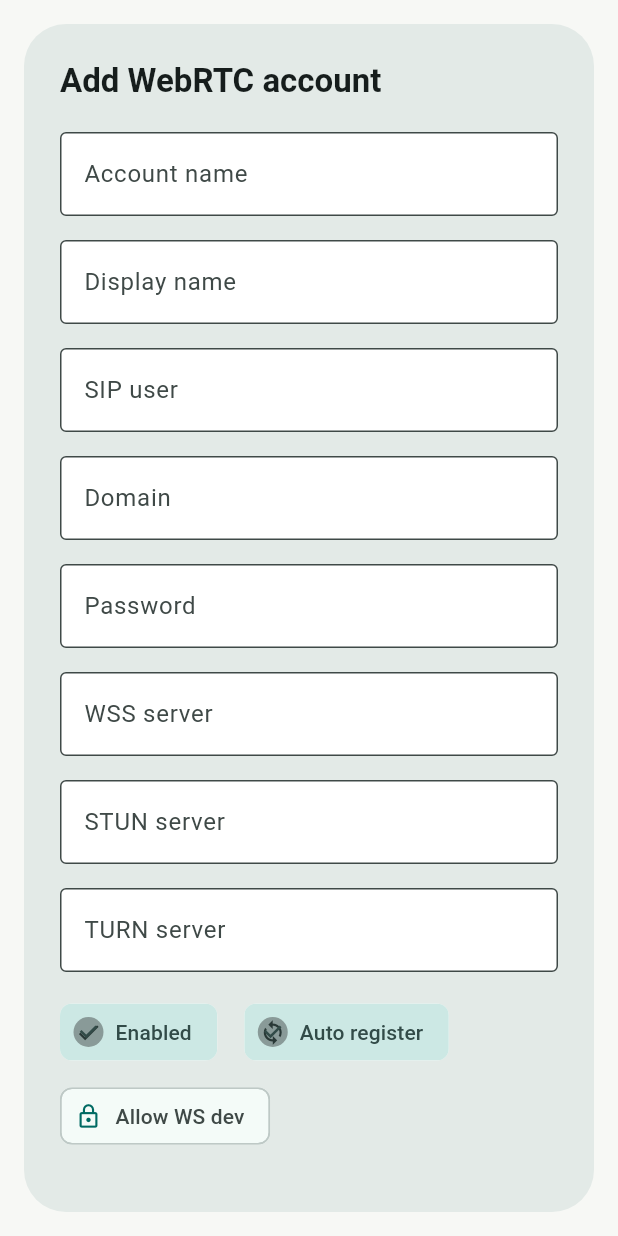
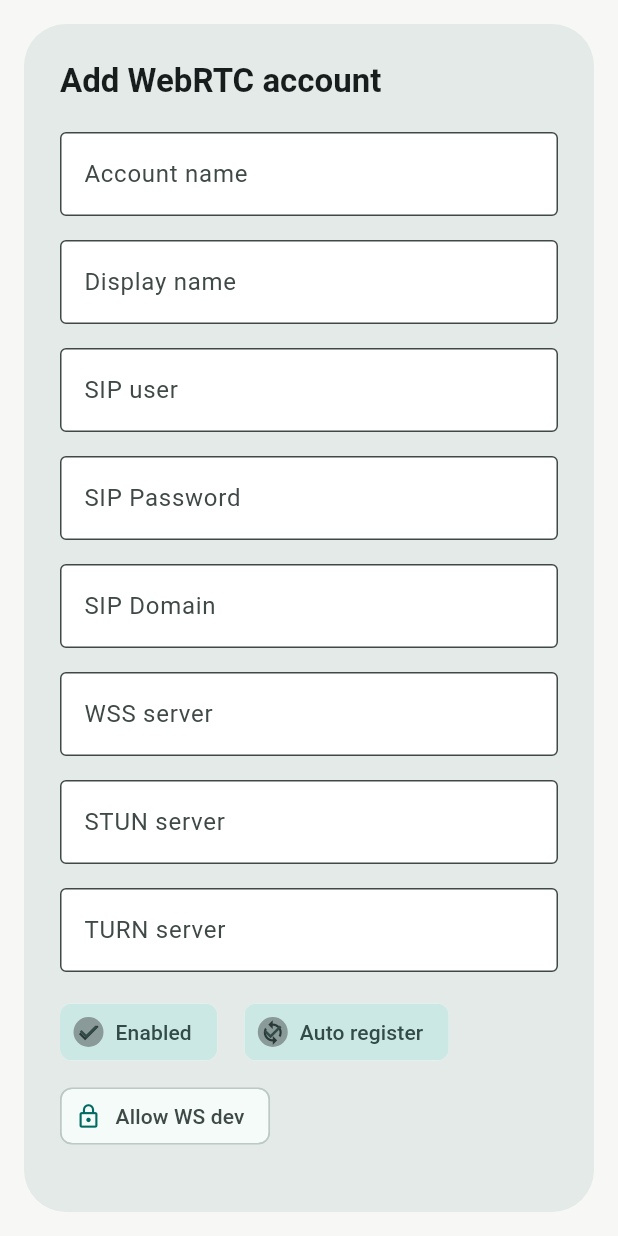
Before and after one commit to manaoscloud/mnscloud-phoneweb, a Flutter app: the AccountDialog widget shown alone on an empty page, opened directly, on a phone screen of 412 x 824 dp. Run offline on Flutter 3.47's test engine with Material 3 defaults, Android fonts, the phone set to English and light mode, and no system bars; our stand-ins replace flutter_contacts, logger, random_string, web; missing offline and left inert: dart:js_interop, flutter_webrtc, sdp_transform, text; accounts and stored records are empty.

Commit message:
Refine WebRTC account field layout

```diff
--- a/lib/main.dart
+++ b/lib/main.dart
@@ -2251,25 +2251,25 @@ class _AccountDialogState extends State<AccountDialog> {
                       DialogField(
                         width: compact ? double.infinity : 224,
                         child: TextFormField(
+                          controller: _passwordController,
+                          obscureText: true,
+                          decoration: const InputDecoration(
+                            labelText: 'SIP Password',
+                          ),
+                        ),
+                      ),
+                      DialogField(
+                        width: compact ? double.infinity : 224,
+                        child: TextFormField(
                           controller: _domainController,
                           decoration: const InputDecoration(
-                            labelText: 'Domain',
+                            labelText: 'SIP Domain',
                           ),
                           validator: _required,
                         ),
                       ),
                       DialogField(
                         width: compact ? double.infinity : 224,
-                        child: TextFormField(
-                          controller: _passwordController,
-                          obscureText: true,
-                          decoration: const InputDecoration(
-                            labelText: 'Password',
-                          ),
-                        ),
-                      ),
-                      DialogField(
-                        width: double.infinity,
                         child: TextFormField(
                           controller: _wssController,
                           decoration: const InputDecoration(
@@ -2280,7 +2280,7 @@ class _AccountDialogState extends State<AccountDialog> {
                         ),
                       ),
                       DialogField(
-                        width: compact ? double.infinity : 348,
+                        width: compact ? double.infinity : 224,
                         child: TextFormField(
                           controller: _stunController,
                           decoration: const InputDecoration(
@@ -2290,7 +2290,7 @@ class _AccountDialogState extends State<AccountDialog> {
                         ),
                       ),
                       DialogField(
-                        width: compact ? double.infinity : 348,
+                        width: compact ? double.infinity : 224,
                         child: TextFormField(
                           controller: _turnController,
                           decoration: const InputDecoration(
```
